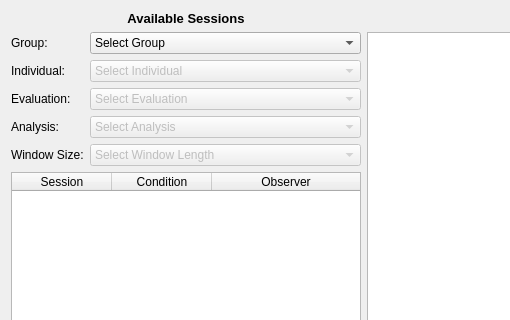
miyamot0/DataTracker3, file sequentialanalysisdialog.ui: the form before one commit; both pictures show x 0 to 510 and y 0 to 320 of the 862 by 584 pixel window.
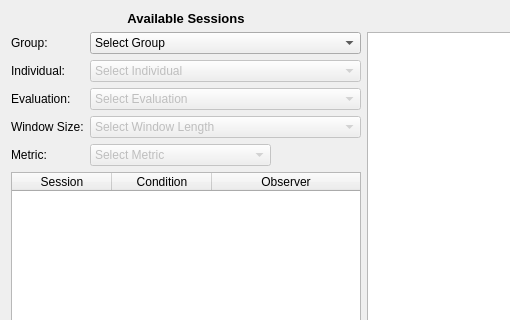
The form after the commit.

What changed in the file:
```diff
--- a/sequentialanalysisdialog.ui
+++ b/sequentialanalysisdialog.ui
@@ -130,43 +130,13 @@
              </widget>
             </item>
             <item row="3" column="0">
-             <widget class="QLabel" name="label_4">
-              <property name="text">
-               <string>Analysis:</string>
-              </property>
-             </widget>
-            </item>
-            <item row="3" column="1">
-             <widget class="QComboBox" name="comboBoxAnalysis">
-              <property name="enabled">
-               <bool>false</bool>
-              </property>
-              <property name="sizePolicy">
-               <sizepolicy hsizetype="Expanding" vsizetype="Fixed">
-                <horstretch>0</horstretch>
-                <verstretch>0</verstretch>
-               </sizepolicy>
-              </property>
-              <item>
-               <property name="text">
-                <string>Select Analysis</string>
-               </property>
-              </item>
-              <item>
-               <property name="text">
-                <string>Temporal Window</string>
-               </property>
-              </item>
-             </widget>
-            </item>
-            <item row="4" column="0">
              <widget class="QLabel" name="label_5">
               <property name="text">
                <string>Window Size:</string>
               </property>
              </widget>
             </item>
-            <item row="4" column="1">
+            <item row="3" column="1">
              <widget class="QComboBox" name="comboBoxWindow">
               <property name="enabled">
                <bool>false</bool>
@@ -219,6 +189,40 @@
               </item>
              </widget>
             </item>
+            <item row="4" column="0">
+             <widget class="QLabel" name="labelMetric">
+              <property name="text">
+               <string>Metric:</string>
+              </property>
+             </widget>
+            </item>
+            <item row="4" column="1">
+             <widget class="QComboBox" name="comboBoxMetric">
+              <property name="enabled">
+               <bool>false</bool>
+              </property>
+              <item>
+               <property name="text">
+                <string>Select Metric</string>
+               </property>
+              </item>
+              <item>
+               <property name="text">
+                <string>Yule's Q</string>
+               </property>
+              </item>
+              <item>
+               <property name="text">
+                <string>Operant Contingency Value</string>
+               </property>
+              </item>
+              <item>
+               <property name="text">
+                <string>Odds Ratio</string>
+               </property>
+              </item>
+             </widget>
+            </item>
            </layout>
           </item>
           <item>
```
